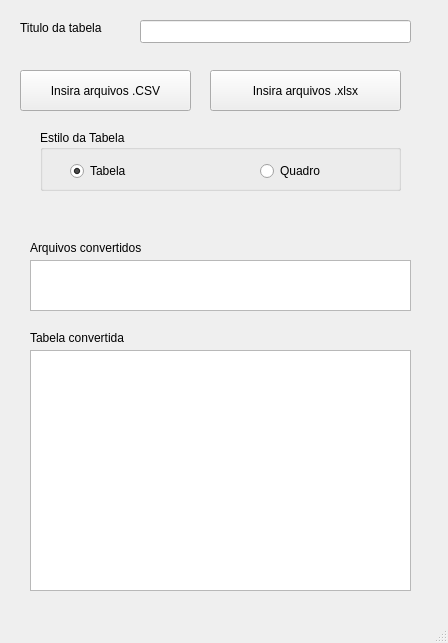
Above: TableLatexMaker/mainwindow.ui from guilhermesetim/Conversor-Excel-CSV-to-Table-Latex before the change. Below: the same form after it.
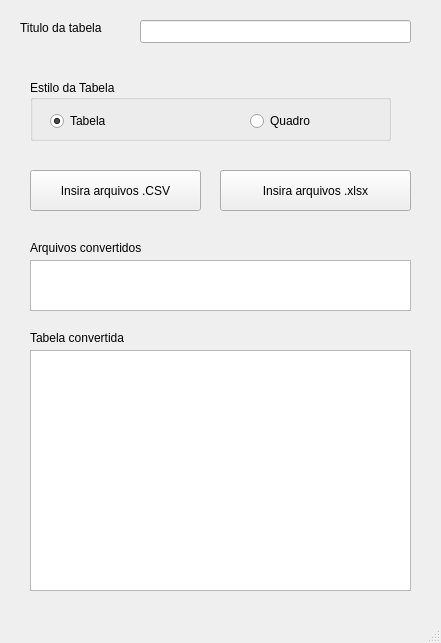
That is the form after the change.

Commit message: ajuste na sequencia dos campos da interface

The edit to the form file:
```diff
--- a/TableLatexMaker/mainwindow.ui
+++ b/TableLatexMaker/mainwindow.ui
@@ -6,7 +6,7 @@
    <rect>
     <x>0</x>
     <y>0</y>
-    <width>448</width>
+    <width>441</width>
     <height>643</height>
    </rect>
   </property>
@@ -17,8 +17,8 @@
    <widget class="QPushButton" name="arqCSV">
     <property name="geometry">
      <rect>
-      <x>20</x>
-      <y>70</y>
+      <x>30</x>
+      <y>170</y>
       <width>171</width>
       <height>41</height>
      </rect>
@@ -99,8 +99,8 @@
    <widget class="QGroupBox" name="groupBox">
     <property name="geometry">
      <rect>
-      <x>40</x>
-      <y>130</y>
+      <x>30</x>
+      <y>80</y>
       <width>361</width>
       <height>61</height>
      </rect>
@@ -111,7 +111,7 @@
     <widget class="QRadioButton" name="radio_tab">
      <property name="geometry">
       <rect>
-       <x>30</x>
+       <x>20</x>
        <y>30</y>
        <width>106</width>
        <height>22</height>
@@ -141,8 +141,8 @@
    <widget class="QPushButton" name="arqxlsx">
     <property name="geometry">
      <rect>
-      <x>210</x>
-      <y>70</y>
+      <x>220</x>
+      <y>170</y>
       <width>191</width>
       <height>41</height>
      </rect>
```
Left out of the diff: 2 changed lines with no effect on the pictures. The commit also changes 7 other files.
